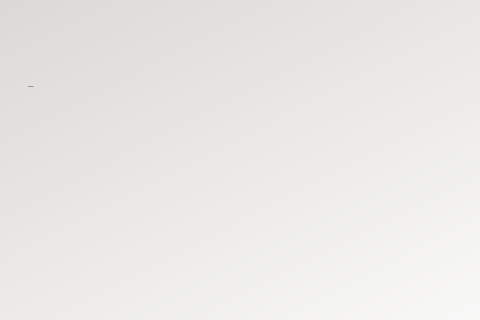
Before: the Qt Designer form FRONTEND/Recepient.ui in Jonnykoder/RTHM-Device, drawn with Qt 5; both pictures show x 314 to 794 and y 214 to 534 of the 1024 by 534 pixel window.
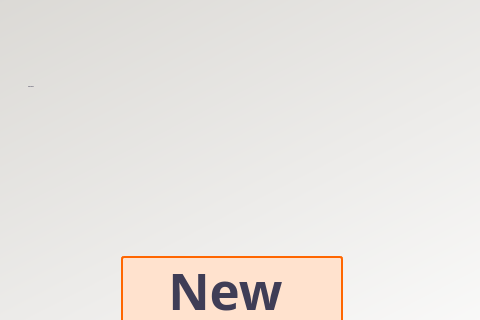
After: the same form once the commit is applied. Icons and pictures are not drawn.

Patch:
```diff
--- a/FRONTEND/Recepient.ui
+++ b/FRONTEND/Recepient.ui
@@ -363,6 +363,62 @@
       <normaloff>images/icons/i.png</normaloff>images/icons/i.png</iconset>
     </property>
    </widget>
+   <widget class="QPushButton" name="btnNew">
+    <property name="geometry">
+     <rect>
+      <x>435</x>
+      <y>470</y>
+      <width>222</width>
+      <height>67</height>
+     </rect>
+    </property>
+    <property name="font">
+     <font>
+      <family>Montserrat</family>
+      <pointsize>38</pointsize>
+      <weight>75</weight>
+      <italic>false</italic>
+      <bold>true</bold>
+     </font>
+    </property>
+    <property name="toolTip">
+     <string>&lt;html&gt;&lt;head/&gt;&lt;body&gt;&lt;p&gt;SEND DATA&lt;/p&gt;&lt;/body&gt;&lt;/html&gt;</string>
+    </property>
+    <property name="styleSheet">
+     <string notr="true">color: #3F3D56;
+background-color: #FFE2CE;
+border-radius: 3px;
+border:2px solid  rgb(255, 102, 0);
+padding: 4px;
+font: 38pt &quot;Montserrat&quot;;
+font-weight: bold;</string>
+    </property>
+    <property name="text">
+     <string>New </string>
+    </property>
+   </widget>
+   <widget class="QPushButton" name="pushButton">
+    <property name="geometry">
+     <rect>
+      <x>610</x>
+      <y>450</y>
+      <width>64</width>
+      <height>64</height>
+     </rect>
+    </property>
+    <property name="styleSheet">
+     <string notr="true">icon-size: 64px;
+background-color: transparent;
+border: none;</string>
+    </property>
+    <property name="text">
+     <string/>
+    </property>
+    <property name="icon">
+     <iconset>
+      <normaloff>images/icons/add.png</normaloff>images/icons/add.png</iconset>
+    </property>
+   </widget>
    <zorder>imgHello_2</zorder>
    <zorder>lblNamePlaceholder</zorder>
    <zorder>btnBack</zorder>
```
Left out of the diff: 2 changed lines with no effect on the pictures.
